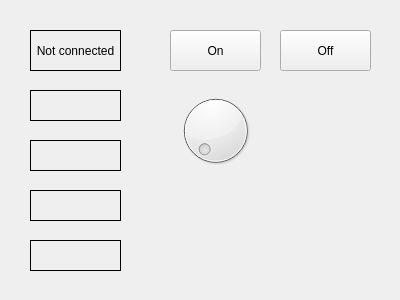
paulkirsanov/usb_hid1, file usb_hid/mainwindow.ui: the form before one commit.
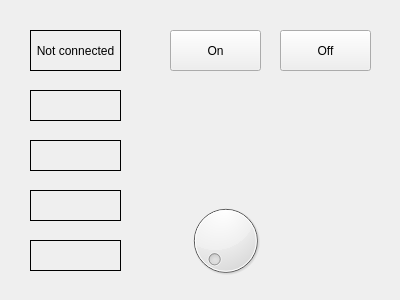
The form after the commit.

Diff of the .ui file:
```diff
--- a/usb_hid/mainwindow.ui
+++ b/usb_hid/mainwindow.ui
@@ -138,8 +138,8 @@
    <widget class="QDial" name="dial">
     <property name="geometry">
      <rect>
-      <x>170</x>
-      <y>90</y>
+      <x>180</x>
+      <y>200</y>
       <width>91</width>
       <height>81</height>
      </rect>
```
